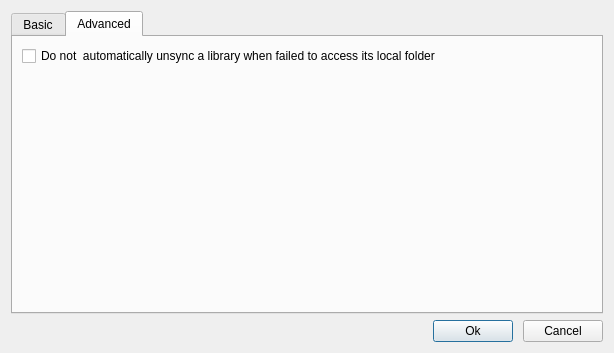
Above: ui/settings-dialog.ui from haiwen/seafile-client before the change. Below: the same form after it.
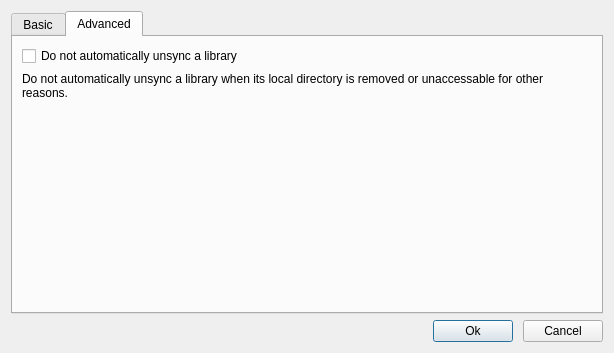
That is the form after the change.

Commit message: improve advanced settings description

Diff of the .ui file:
```diff
--- a/ui/settings-dialog.ui
+++ b/ui/settings-dialog.ui
@@ -118,7 +118,17 @@
        <item>
         <widget class="QCheckBox" name="mAllowInvalidWorktreeCheckBox">
          <property name="text">
-          <string>Do not  automatically unsync a library when failed to access its local folder</string>
+          <string>Do not automatically unsync a library</string>
+         </property>
+        </widget>
+       </item>
+       <item>
+        <widget class="QLabel" name="desc">
+         <property name="text">
+          <string>Do not automatically unsync a library when its local directory is removed or unaccessable for other reasons.</string>
+         </property>
+         <property name="wordWrap">
+          <bool>true</bool>
          </property>
         </widget>
        </item>
```
The commit also changes 3 other files.
